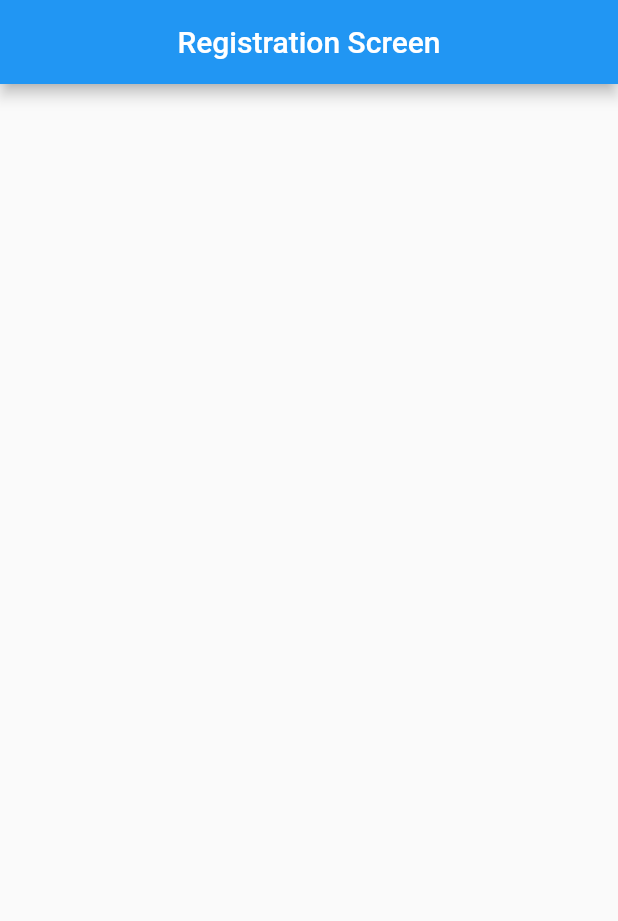
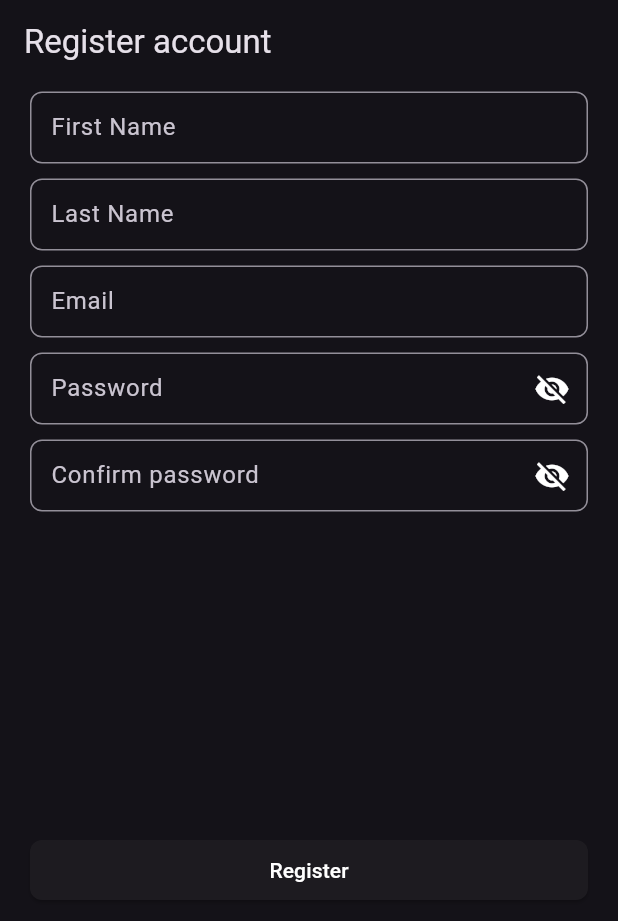
Before and after one commit to n1h41/flutter-chat-app, a Flutter app: the screen it shows after launch, on a phone screen of 412 x 824 dp. Shown: the top 921 px of the screen. Run offline on Flutter 3.47's test engine with Material 2 defaults, Android fonts, the phone set to English and light mode, and no system bars; our stand-ins replace dartz, dio, equatable, flutter_riverpod, freezed_annotation, go_router and 2 more.

Commit message:
added basic fields in user registration screen, made viewmodels for the screen ..

```diff
--- /dev/null
+++ b/lib/core/presentation/widgets/textFields/form_text_field.dart
@@ -0,0 +1,28 @@
+import 'package:flutter/material.dart';
+
+class FormTextField extends StatelessWidget {
+  const FormTextField({
+    super.key,
+    required this.fieldLabel,
+    required this.validator,
+  });
+
+  final String fieldLabel;
+  final String Function(String?) validator;
+
+  @override
+  Widget build(BuildContext context) {
+    return TextFormField(
+      validator: validator,
+      decoration: InputDecoration(
+        border: const OutlineInputBorder(
+          borderRadius: BorderRadius.all(
+            Radius.circular(8),
+          ),
+        ),
+        contentPadding: const EdgeInsets.all(10),
+        labelText: fieldLabel,
+      ),
+    );
+  }
+}
--- /dev/null
+++ b/lib/core/presentation/widgets/textFields/password_field.dart
@@ -0,0 +1,43 @@
+import 'package:flutter/material.dart';
+
+class PasswordField extends StatelessWidget {
+  const PasswordField({
+    super.key,
+    required this.onPressed,
+    required this.fieldLabel,
+    this.obscurePassword = false,
+  });
+
+  final String fieldLabel;
+  final bool obscurePassword;
+  final VoidCallback onPressed;
+
+  @override
+  Widget build(BuildContext context) {
+    return TextFormField(
+      validator: (value) {
+        if (value == null || value.isEmpty || value.length < 6) {
+          return "Invalid password";
+        }
+        return null;
+      },
+      obscureText: obscurePassword,
+      decoration: InputDecoration(
+        border: const OutlineInputBorder(
+          borderRadius: BorderRadius.all(
+            Radius.circular(8),
+          ),
+        ),
+        contentPadding: const EdgeInsets.all(10),
+        labelText: fieldLabel,
+        suffixIcon: IconButton(
+          onPressed: onPressed,
+          icon: Icon(
+            obscurePassword ? Icons.visibility_off : Icons.visibility,
+            color: Colors.white,
+          ),
+        ),
+      ),
+    );
+  }
+}
--- a/lib/core/util/api_agent.dart
+++ b/lib/core/util/api_agent.dart
@@ -12,7 +12,7 @@ class ApiAgent {
     receiveDataWhenStatusError: true,
     followRedirects: true,
     headers: {"Accept": "application/json"},
-    validateStatus: (status) => status == 200 || status == 422/*  || status == 201 */,
+    validateStatus: (status) => status == 200 || status == 422 || status == 201,
     contentType: "application/json"
   );
 
--- a/lib/core/util/provider_logger.dart
+++ b/lib/core/util/provider_logger.dart
@@ -15,8 +15,7 @@ class ProviderLogger extends ProviderObserver {
   ) {
     _logger.i('''
 Provider: "${provider.name ?? provider.runtimeType}"
-PreviousValue: "$previousValue"
-NewValue: "$newValue"
-''');
+PreviousValue: "${previousValue.toString()}"
+NewValue: "${newValue.toString()}"''');
   }
 }
--- /dev/null
+++ b/lib/core/util/router.dart
@@ -0,0 +1,12 @@
+import 'package:chat_app/features/auth/presentation/screens/registeration_screen.dart';
+import 'package:go_router/go_router.dart';
+
+final router = GoRouter(
+  routes: [
+    GoRoute(
+      name: 'registration-screen',
+      path: '/',
+      builder: (context, state) => RegistrationScreen(),
+    )
+  ],
+);
--- a/lib/features/auth/presentation/screens/register_screen.dart
+++ /dev/null
@@ -1,15 +0,0 @@
-import 'package:flutter/material.dart';
-
-class RegisterScreen extends StatelessWidget {
-  const RegisterScreen({super.key});
-
-  @override
-  Widget build(BuildContext context) {
-    return Scaffold(
-      appBar: AppBar(
-        title: const Text("Registration Screen"),
-        centerTitle: true,
-      ),
-    );
-  }
-}
--- /dev/null
+++ b/lib/features/auth/presentation/screens/registeration_screen.dart
@@ -0,0 +1,122 @@
+import 'package:chat_app/core/presentation/widgets/textFields/form_text_field.dart';
+import 'package:chat_app/core/presentation/widgets/textFields/password_field.dart';
+import 'package:flutter/material.dart';
+import 'package:flutter_riverpod/flutter_riverpod.dart';
+
+import '../viemodels/registration_screen_state.dart';
+
+class RegistrationScreen extends StatelessWidget {
+  RegistrationScreen({super.key});
+
+  final GlobalKey<FormState> registrationFormKey = GlobalKey<FormState>();
+
+  @override
+  Widget build(BuildContext context) {
+    return Scaffold(
+      appBar: AppBar(
+        title: const Text("Register account"),
+      ),
+      body: Container(
+        padding: const EdgeInsets.symmetric(horizontal: 20, vertical: 5),
+        child: Form(
+          key: registrationFormKey,
+          child: Column(
+            children: [
+              FormTextField(
+                fieldLabel: "First Name",
+                validator: (value) {
+                  if (value == null || value.isEmpty || value.length < 3) {
+                    return "Please enter your first name";
+                  }
+                  return '';
+                },
+              ),
+              const SizedBox(
+                height: 10,
+              ),
+              FormTextField(
+                fieldLabel: "Last Name",
+                validator: (value) {
+                  if (value == null || value.isEmpty || value.length < 3) {
+                    return "Please enter your last name";
+                  }
+                  return '';
+                },
+              ),
+              const SizedBox(
+                height: 10,
+              ),
+              FormTextField(
+                fieldLabel: "Email",
+                validator: (value) {
+                  if (value == null ||
+                      value.isEmpty ||
+                      !value.contains('@') ||
+                      !value.contains('.')) {
+                    return "Please enter a valid email";
+                  }
+                  return '';
+                },
+              ),
+              const SizedBox(
+                height: 10,
+              ),
+              Consumer(
+                builder: (context, ref, child) {
+                  final bool obscurePassword = ref
+                      .watch(registrationScreenViewModelProvider)
+                      .obscurePassword;
+                  return PasswordField(
+                    onPressed: () {
+                      ref
+                          .read(registrationScreenViewModelProvider.notifier)
+                          .togglePasswordVisibility = !obscurePassword;
+                    },
+                    fieldLabel: "Password",
+                    obscurePassword: obscurePassword,
+                  );
+                },
+              ),
+              const SizedBox(
+                height: 10,
+              ),
+              Consumer(
+                builder: (context, ref, child) {
+                  final bool obscurePassword = ref
+                      .watch(registrationScreenViewModelProvider)
+                      .obscureConfirmPassword;
+                  return PasswordField(
+                    onPressed: () {
+                      ref
+                          .read(registrationScreenViewModelProvider.notifier)
+                          .toggleConfirmPasswordVisibility = !obscurePassword;
+                    },
+                    fieldLabel: "Confirm password",
+                    obscurePassword: obscurePassword,
+                  );
+                },
+              ),
+              const Spacer(),
+              SizedBox(
+                width: double.infinity,
+                child: ElevatedButton(
+                  style: ElevatedButton.styleFrom(
+                    foregroundColor: Colors.white,
+                    shape: const RoundedRectangleBorder(
+                      borderRadius: BorderRadius.all(
+                        Radius.circular(8),
+                      ),
+                    ),
+                  ),
+                  onPressed: () {},
+                  child: const Text('Register'),
+                ),
+              ),
+              const Spacer(),
+            ],
+          ),
+        ),
+      ),
+    );
+  }
+}
--- a/lib/main.dart
+++ b/lib/main.dart
@@ -1,13 +1,13 @@
 import 'package:chat_app/core/util/provider_logger.dart';
-import 'package:chat_app/features/auth/presentation/screens/register_screen.dart';
 import 'package:flutter/material.dart';
 import 'package:flutter_riverpod/flutter_riverpod.dart';
 import 'package:logger/logger.dart';
 
+import 'core/util/router.dart';
+
 void main() {
-  final Logger logger = Logger();
   runApp(ProviderScope(
-    observers: [ProviderLogger(logger)],
+    observers: [ProviderLogger(Logger())],
     child: const MyApp(),
   ));
 }
@@ -17,12 +17,32 @@ class MyApp extends StatelessWidget {
 
   @override
   Widget build(BuildContext context) {
-    return MaterialApp(
-      title: 'Flutter Demo',
-      theme: ThemeData(
-        primarySwatch: Colors.blue,
+    return MaterialApp.router(
+      builder: (context, child) => _Unfocus(child: child!),
+      debugShowCheckedModeBanner: false,
+      title: 'Chat application',
+      theme: ThemeData.dark(
+        useMaterial3: true,
       ),
-      home: const RegisterScreen(),
+      routerConfig: router,
     );
   }
 }
+
+class _Unfocus extends ConsumerWidget {
+  const _Unfocus({
+    Key? key,
+    required this.child,
+  }) : super(key: key);
+
+  final Widget child;
+
+  @override
+  Widget build(BuildContext context, WidgetRef ref) {
+    return GestureDetector(
+      behavior: HitTestBehavior.opaque,
+      onTap: () => FocusManager.instance.primaryFocus?.unfocus(),
+      child: child,
+    );
+  }
+}
```
Also changed, not shown: lib/features/auth/presentation/viemodels/registration_screen_state.dart (added, +51 -0 lines).
